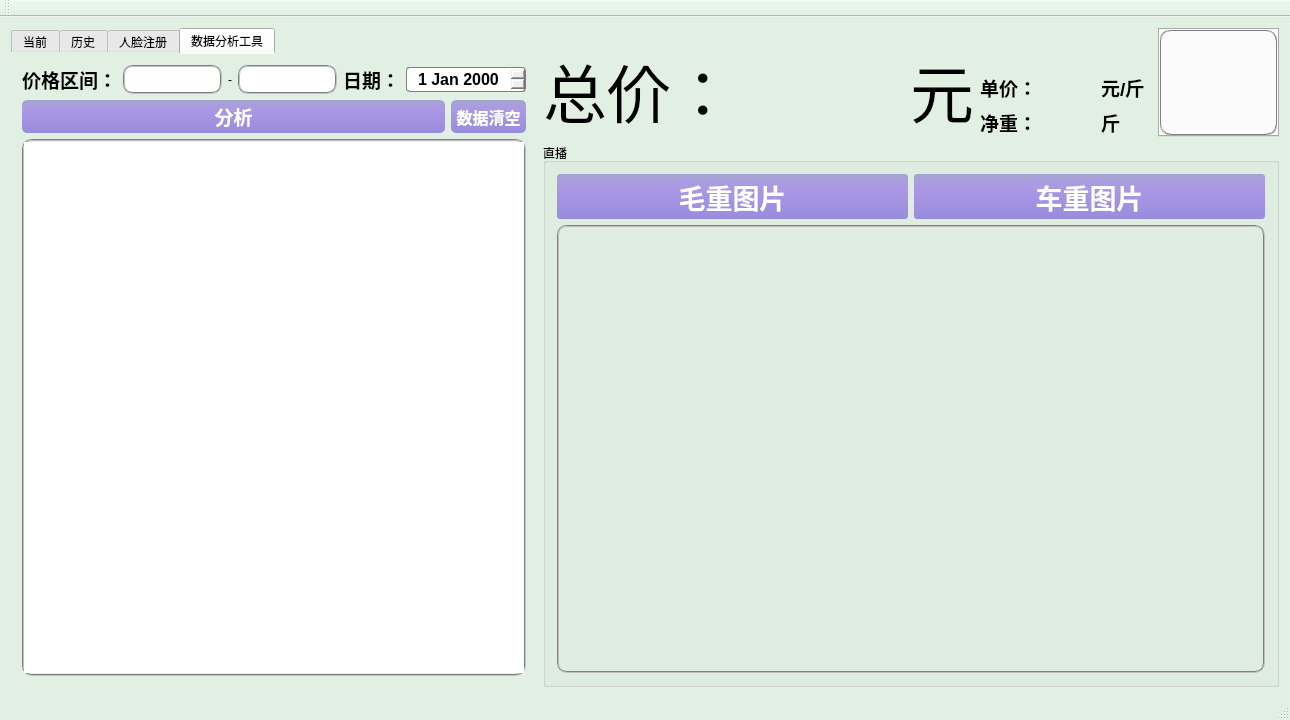
Qt form wasterecycle.ui (ljhuan/WasteRecycle) before a commit.
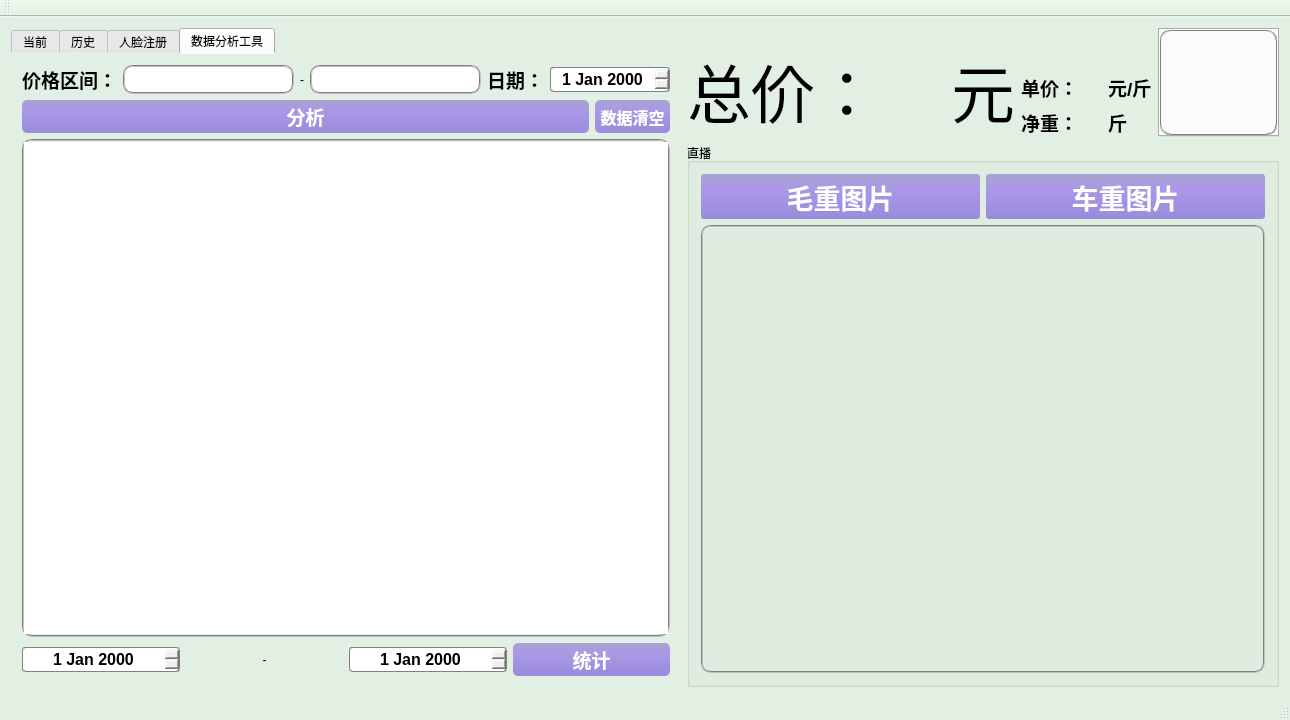
The same form after that commit. The open tabs and pages were chosen to show the change. Custom widgets are drawn as their Qt base class.

Diff of the .ui file:
```diff
--- a/wasterecycle.ui
+++ b/wasterecycle.ui
@@ -90,7 +90,7 @@
    <string notr="true"/>
   </property>
   <widget class="QWidget" name="centralWidget">
-   <layout class="QHBoxLayout" name="horizontalLayout_9" stretch="4,6">
+   <layout class="QHBoxLayout" name="horizontalLayout_9" stretch="0,6">
     <item>
      <widget class="QTabWidget" name="tabWidget">
       <property name="styleSheet">
@@ -2481,6 +2481,96 @@
           </property>
          </widget>
         </item>
+        <item>
+         <layout class="QHBoxLayout" name="horizontalLayout_5">
+          <item>
+           <widget class="QDateEdit" name="de_from">
+            <property name="font">
+             <font>
+              <family>Arial</family>
+              <pointsize>12</pointsize>
+              <weight>75</weight>
+              <bold>true</bold>
+             </font>
+            </property>
+            <property name="styleSheet">
+             <string notr="true">border:1px groove gray;border-radius:3px;padding:1px 2px;</string>
+            </property>
+            <property name="alignment">
+             <set>Qt::AlignCenter</set>
+            </property>
+           </widget>
+          </item>
+          <item>
+           <widget class="QLabel" name="label_10">
+            <property name="text">
+             <string>-</string>
+            </property>
+            <property name="alignment">
+             <set>Qt::AlignCenter</set>
+            </property>
+           </widget>
+          </item>
+          <item>
+           <widget class="QDateEdit" name="de_to">
+            <property name="font">
+             <font>
+              <family>Arial</family>
+              <pointsize>12</pointsize>
+              <weight>75</weight>
+              <bold>true</bold>
+             </font>
+            </property>
+            <property name="styleSheet">
+             <string notr="true">border:1px groove gray;border-radius:3px;padding:1px 2px;</string>
+            </property>
+            <property name="alignment">
+             <set>Qt::AlignCenter</set>
+            </property>
+           </widget>
+          </item>
+          <item>
+           <widget class="QPushButton" name="btn_searchAndStatic">
+            <property name="font">
+             <font>
+              <family>Arial</family>
+              <pointsize>14</pointsize>
+              <weight>75</weight>
+              <bold>true</bold>
+             </font>
+            </property>
+            <property name="styleSheet">
+             <string notr="true">QPushButton{color: rgb(255, 255, 255);
+			background: qlineargradient(x1:0, y1:0, x2:0, y2:1, stop:0 rgb(166,164,208),stop:0.3 rgb(171,152,230), stop:1 rgb(152,140,220));
+            border:1px;
+            border-radius:5px;
+            padding:2px 4px;
+			width:67px;
+			heigt:34px;
+}
+QPushButton:hover{
+            color: rgb(255, 255, 255); 
+            background: qlineargradient(x1:0, y1:0, x2:0, y2:1, stop:0 rgb(130,120,226), stop:0.3 rgb(120,130,230), stop:1 rgb(125,140,226));
+            border:1px;
+            border-radius:5px;
+            padding:2px 4px; 
+        }
+        QPushButton:pressed{
+            color: rgb(255, 255, 255);
+            background: qlineargradient(x1:0, y1:0, x2:0, y2:1, stop:0 rgb(240,156,121), stop:0.3 rgb(220,160,140), stop:1 rgb(230,140,120));
+            border:1px;
+            border-radius:5px;
+            padding:2px 4px;
+        }
+</string>
+            </property>
+            <property name="text">
+             <string>统计</string>
+            </property>
+           </widget>
+          </item>
+         </layout>
+        </item>
        </layout>
       </widget>
      </widget>
```
